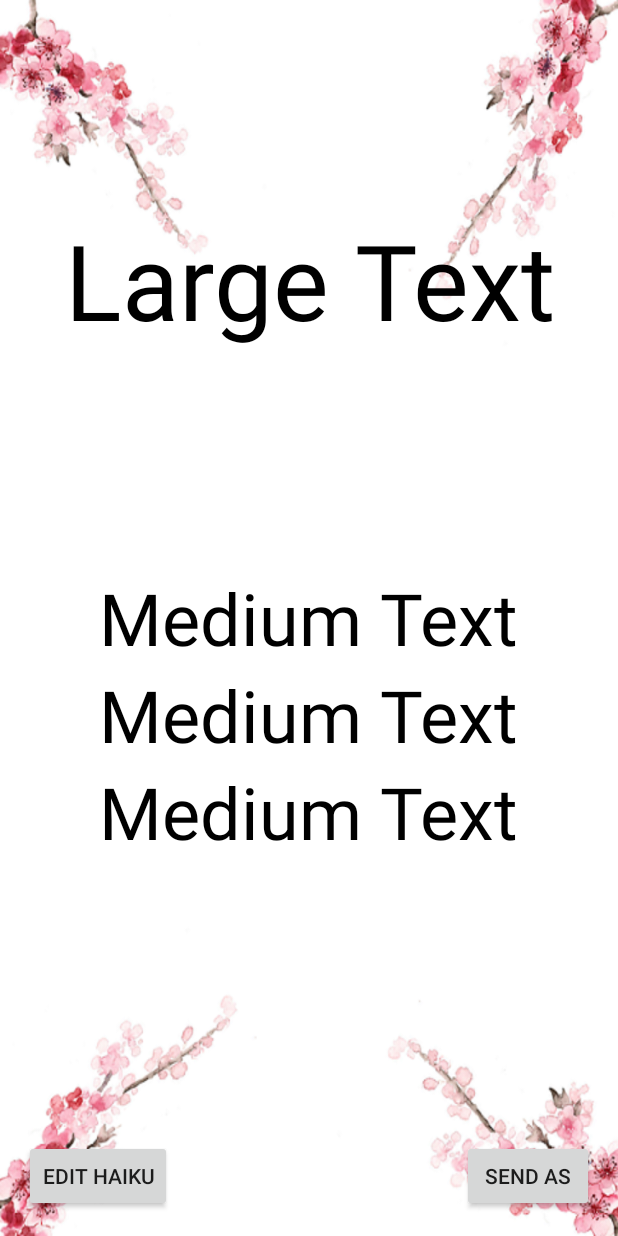
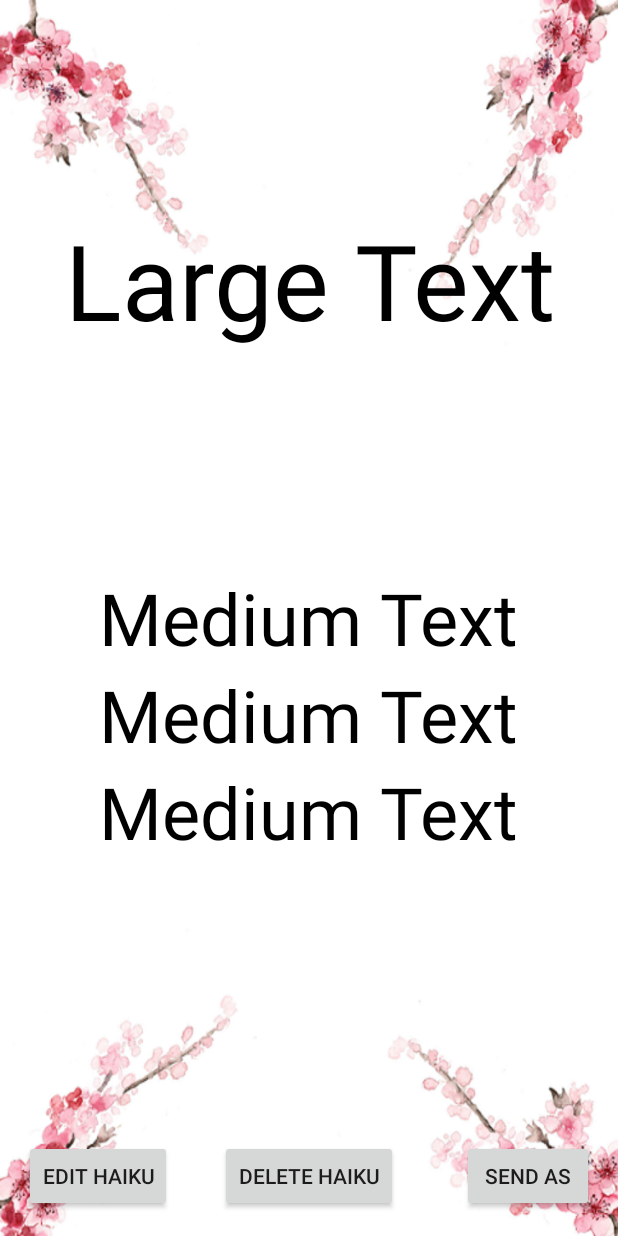
Before and after one commit to Witidek/Haiku-Helper, an Android app: the layout activity_view.xml on its own in the app's theme, with its tools: preview values and no code run, on a phone screen of 412 x 824 dp. Run offline under Robolectric (Android 15) with nearby library versions, the phone set to English and light mode, and no system bars.

Commit message:
Save, update, delete functionality
- Saving a previously saved poem now updates
- Added delete button to ViewActivity with no prompt or warning
- Title cannot be saved if empty or exceeds 50 characters

```diff
--- a/app/src/main/java/cmps121/haikuhelper/Haiku.java
+++ b/app/src/main/java/cmps121/haikuhelper/Haiku.java
@@ -55,6 +55,7 @@ public class Haiku implements Parcelable {
     }
 
     public void writeToParcel(Parcel out, int flags) {
+        out.writeInt(id);
         out.writeString(title);
         out.writeString(line1);
         out.writeString(line2);
@@ -75,6 +76,7 @@ public class Haiku implements Parcelable {
     };
 
     private Haiku(Parcel in) {
+        id = in.readInt();
         title = in.readString();
         line1 = in.readString();
         line2 = in.readString();
--- a/app/src/main/java/cmps121/haikuhelper/SavedAdapter.java
+++ b/app/src/main/java/cmps121/haikuhelper/SavedAdapter.java
@@ -65,8 +65,8 @@ public class SavedAdapter extends ArrayAdapter<Haiku> {
         }
         ViewHolder holder = (ViewHolder) rowView.getTag();
         holder.titleView.setText(String.format(haiku.get(position).title));
-        int totalsyllables = haiku.get(position).line1syl + haiku.get(position).line2syl + haiku.get(position).line3syl;
-        if(totalsyllables < 17){
+        int totalSyllables = haiku.get(position).line1syl + haiku.get(position).line2syl + haiku.get(position).line3syl;
+        if(totalSyllables != 17){
             holder.completeView.setText("No");
         }else{
             holder.completeView.setText("Yes");
--- a/app/src/main/res/layout/activity_view.xml
+++ b/app/src/main/res/layout/activity_view.xml
@@ -67,7 +67,7 @@
         android:layout_alignParentBottom="true"
         android:layout_alignParentRight="true"
         android:layout_alignParentEnd="true"
-        android:onClick="OnClickSend" />
+        android:onClick="onClickSend" />
 
     <Button
         android:layout_width="wrap_content"
@@ -77,5 +77,14 @@
         android:layout_alignParentBottom="true"
         android:layout_alignParentLeft="true"
         android:layout_alignParentStart="true"
-        android:onClick="OnClickEdit" />
+        android:onClick="onClickEdit" />
+
+    <Button
+        android:layout_width="wrap_content"
+        android:layout_height="wrap_content"
+        android:text="Delete Haiku"
+        android:onClick="onClickDelete"
+        android:id="@+id/button6"
+        android:layout_alignParentBottom="true"
+        android:layout_centerHorizontal="true" />
 </RelativeLayout>
```
Also changed, not shown: app/src/main/java/cmps121/haikuhelper/DBHelper.java (+24 -3 lines), app/src/main/java/cmps121/haikuhelper/SavedActivity.java (+9 -1 lines), app/src/main/java/cmps121/haikuhelper/ViewActivity.java (+15 -4 lines), app/src/main/java/cmps121/haikuhelper/WritingActivity.java (+20 -5 lines), app/src/main/res/layout/activity_writing.xml (+9 -9 lines), 1 other file.
